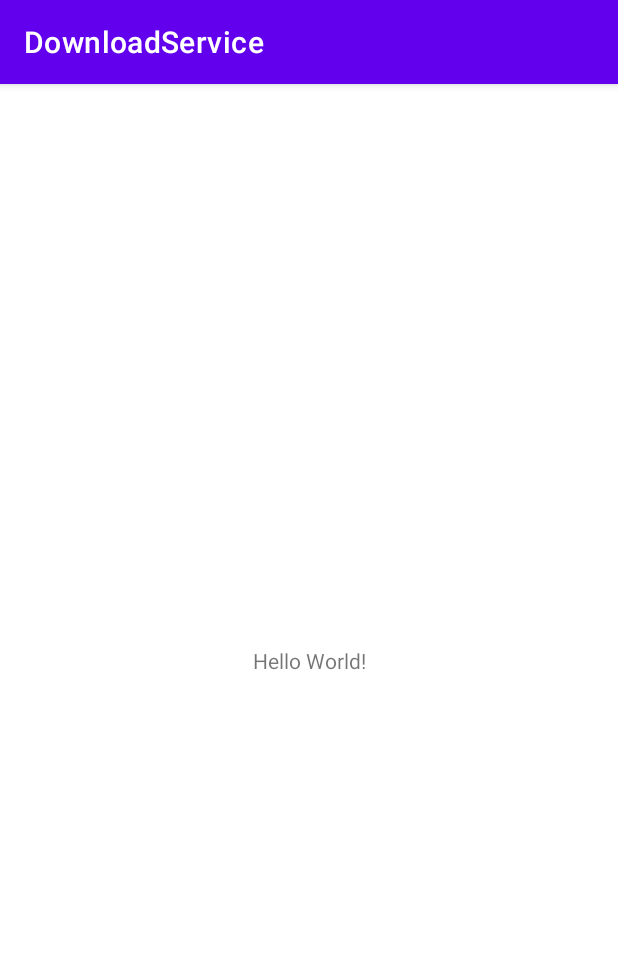
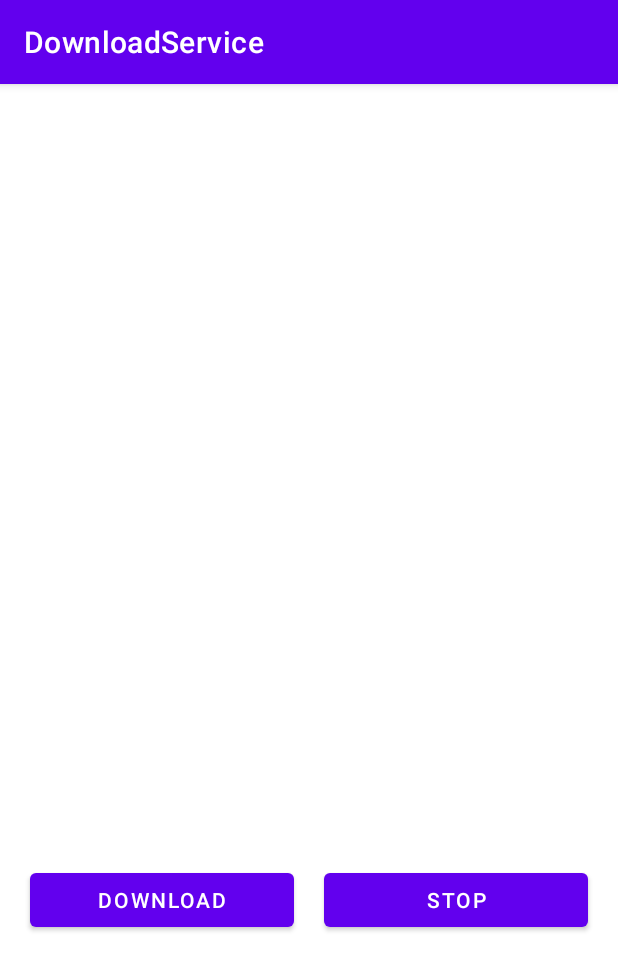
Before and after one commit to cihancalli/Download_Service_Android_Java, an Android app: the screen it shows after launch (MainActivity), on a phone screen of 412 x 824 dp. Shown: the top 970 px of the screen. Run offline under Robolectric (Android 15) with nearby library versions, the phone set to English and light mode, and no system bars.

Commit message:
Download Service

```diff
--- a/app/src/main/AndroidManifest.xml
+++ b/app/src/main/AndroidManifest.xml
@@ -9,6 +9,7 @@
         android:roundIcon="@mipmap/ic_launcher_round"
         android:supportsRtl="true"
         android:theme="@style/Theme.DownloadService">
+        <service android:name=".DownloadService"/>
         <activity
             android:name=".MainActivity"
             android:exported="true">
--- a/app/src/main/res/layout/activity_main.xml
+++ b/app/src/main/res/layout/activity_main.xml
@@ -6,13 +6,31 @@
     android:layout_height="match_parent"
     tools:context=".MainActivity">
 
-    <TextView
-        android:layout_width="wrap_content"
+    <Button
+        android:id="@+id/button_download"
+        android:layout_width="0dp"
         android:layout_height="wrap_content"
-        android:text="Hello World!"
+        android:layout_marginStart="20dp"
+        android:layout_marginEnd="10dp"
+        android:layout_marginBottom="200dp"
+        android:onClick="DownloadService"
+        android:text="Download"
         app:layout_constraintBottom_toBottomOf="parent"
-        app:layout_constraintLeft_toLeftOf="parent"
-        app:layout_constraintRight_toRightOf="parent"
-        app:layout_constraintTop_toTopOf="parent" />
+        app:layout_constraintEnd_toStartOf="@+id/button_stop"
+        app:layout_constraintHorizontal_bias="0.5"
+        app:layout_constraintStart_toStartOf="parent" />
 
+    <Button
+        android:id="@+id/button_stop"
+        android:layout_width="0dp"
+        android:layout_height="wrap_content"
+        android:layout_marginStart="10dp"
+        android:layout_marginEnd="20dp"
+        android:layout_marginBottom="200dp"
+        android:onClick="StopService"
+        android:text="stop"
+        app:layout_constraintBottom_toBottomOf="parent"
+        app:layout_constraintEnd_toEndOf="parent"
+        app:layout_constraintHorizontal_bias="0.5"
+        app:layout_constraintStart_toEndOf="@+id/button_download" />
 </androidx.constraintlayout.widget.ConstraintLayout>
```
Also changed, not shown: app/src/main/java/com/zerdasoftware/downloadservice/DownloadService.java (added, +36 -0 lines), app/src/main/java/com/zerdasoftware/downloadservice/MainActivity.java (+12 -0 lines).
